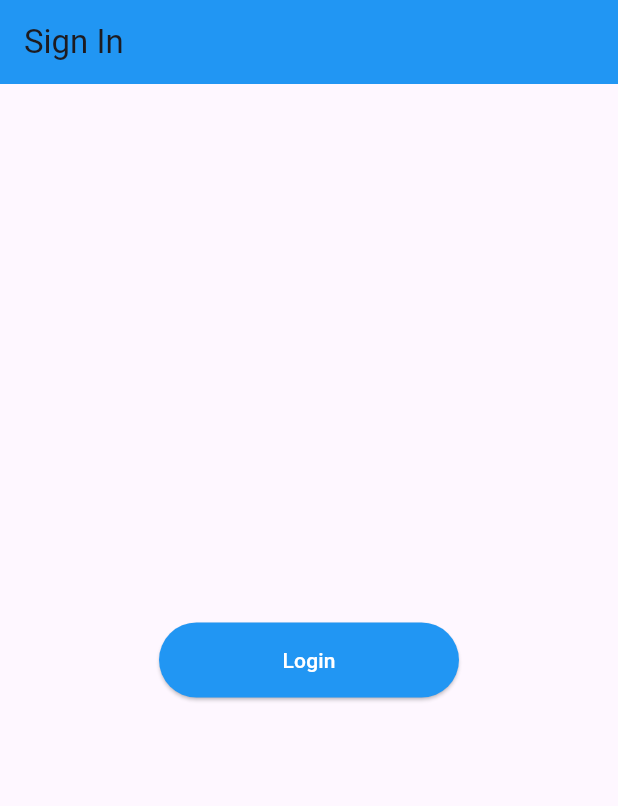
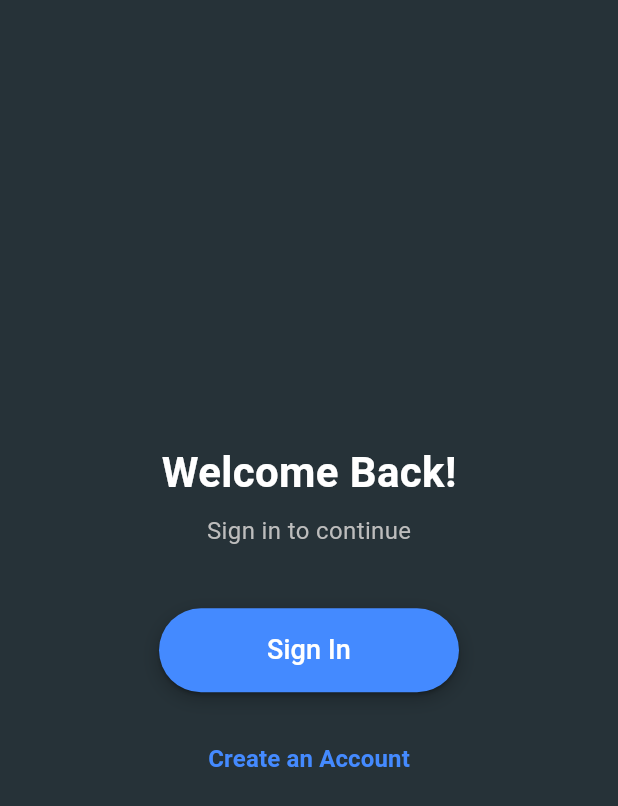
Before and after one commit to symaitipe/Firebase-Auth, a Flutter app: the screen it shows after launch, on a phone screen of 412 x 824 dp. Shown: the top 806 px of the screen. Run offline on Flutter 3.47's test engine with Material 3 defaults, Android fonts, the phone set to English and light mode, and no system bars; our stand-ins replace firebase_auth, firebase_core; accounts and stored records are empty.

Commit message:
feat: sign out function created
in Services, implemented the log out function, Enhanced sign-in and sign-out screens

```diff
--- a/lib/screens/authentication/signin.dart
+++ b/lib/screens/authentication/signin.dart
@@ -15,21 +15,81 @@ class _SignInState extends State<SignIn> {
   @override
   Widget build(BuildContext context) {
     return Scaffold(
-      appBar: AppBar(
-        title: const Text('Sign In'),
-      ),
+      backgroundColor: Colors.blueGrey[900],
       body: Center(
-        child: ElevatedButton(
-          style: ButtonStyle(
-            minimumSize: WidgetStateProperty.all(const Size(200, 50)),
-            backgroundColor: WidgetStateProperty.all(Colors.blue),
-            foregroundColor: WidgetStateProperty.all(Colors.white),
-          ),
-          onPressed: () async {
-             dynamic result = await _authServices.signInAnonymously();
-             result == null ?print("Anonymous Login Failed") : print("Login success ${result.uid}");
-          },
-          child: const Text("Login"),
+        child: Column(
+          mainAxisAlignment: MainAxisAlignment.center,
+          children: [
+            // Title Section
+            Text(
+              'Welcome Back!',
+              style: TextStyle(
+                fontSize: 28,
+                fontWeight: FontWeight.bold,
+                color: Colors.white,
+              ),
+            ),
+            SizedBox(height: 8),
+            Text(
+              'Sign in to continue',
+              style: TextStyle(fontSize: 16, color: Colors.grey[400]),
+            ),
+
+            SizedBox(height: 40),
+
+            // Button Section
+            Container(
+              width: 200,
+              decoration: BoxDecoration(
+                borderRadius: BorderRadius.circular(30),
+                boxShadow: [
+                  BoxShadow(
+                    color: Colors.black26,
+                    blurRadius: 10,
+                    offset: Offset(0, 4),
+                  ),
+                ],
+              ),
+              child: ElevatedButton(
+                onPressed: () async {
+                  dynamic result = await _authServices.signInAnonymously();
+                  result == null ?print("Anonymous Login Failed") : print("Login success ${result.uid}");
+                },
+                style: ElevatedButton.styleFrom(
+                  padding: EdgeInsets.symmetric(vertical: 15, horizontal: 40),
+                  backgroundColor: Colors.blueAccent, // Button color
+                  shape: RoundedRectangleBorder(
+                    borderRadius: BorderRadius.circular(30),
+                  ),
+                ),
+                child: Text(
+                  'Sign In',
+                  style: TextStyle(
+                    fontSize: 18,
+                    fontWeight: FontWeight.w500,
+                    color: Colors.white,
+                  ),
+                ),
+              ),
+            ),
+
+            SizedBox(height: 20),
+
+            // Secondary Button
+            TextButton(
+              onPressed: ()  {
+                print("Create an account");
+              },
+              child: Text(
+                'Create an Account',
+                style: TextStyle(
+                  fontSize: 16,
+                  color: Colors.blueAccent,
+                  fontWeight: FontWeight.w600,
+                ),
+              ),
+            ),
+          ],
         ),
       ),
     );
```
Also changed, not shown: lib/screens/home/home.dart (+81 -5 lines), lib/services/auth.dart (+11 -0 lines).
